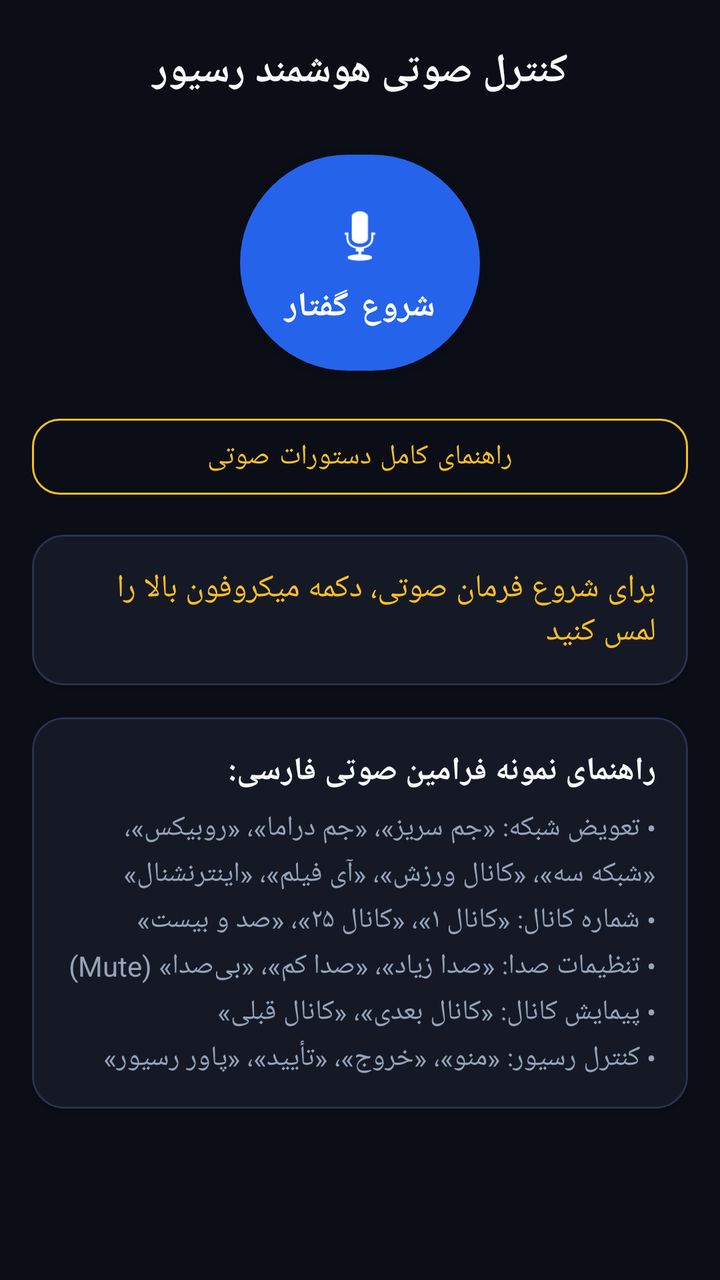
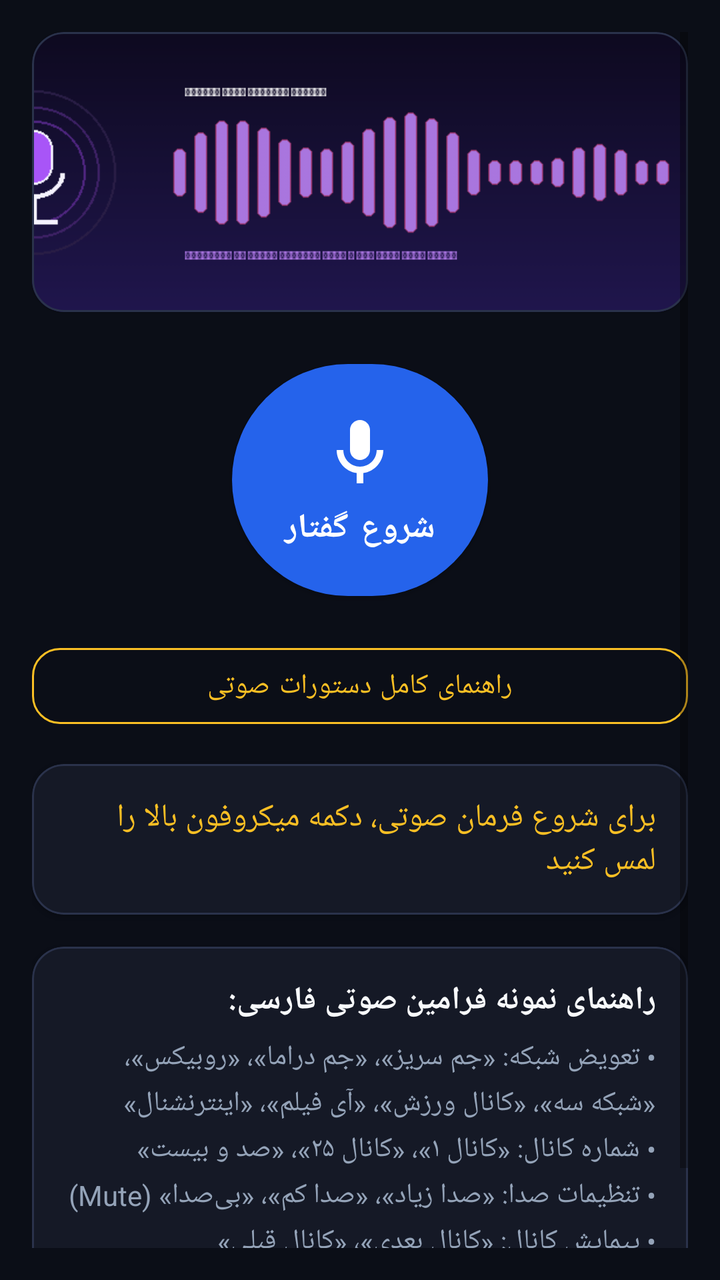

The first picture is an Android layout as it rendered before a commit; the second is the same layout after the commit. The layout source and the unified diff follow.
<!-- AndroidManifest.xml: application theme Theme.GMScreenAccessible -->
<!-- res/layout/fragment_voice.xml -->
<?xml version="1.0" encoding="utf-8"?>

<ScrollView xmlns:android="http://schemas.android.com/apk/res/android"
    xmlns:app="http://schemas.android.com/apk/res-auto"
    android:layout_width="match_parent"
    android:layout_height="match_parent"
    android:background="@color/dark_bg"
    android:padding="16dp"
    android:fillViewport="true">

    <LinearLayout
        android:layout_width="match_parent"
        android:layout_height="wrap_content"
        android:orientation="vertical"
        android:gravity="center_horizontal">

        <TextView
            android:layout_width="match_parent"
            android:layout_height="wrap_content"
            android:text="کنترل صوتی هوشمند رسیور"
            android:textColor="@color/text_primary"
            android:textSize="20sp"
            android:textStyle="bold"
            android:gravity="center"
            android:layout_marginTop="6dp"
            android:layout_marginBottom="14dp" />

        
        <com.google.android.material.button.MaterialButton
            android:id="@+id/btnMic"
            android:layout_width="120dp"
            android:layout_height="120dp"
            android:layout_marginTop="8dp"
            android:layout_marginBottom="12dp"
            android:text="شروع گفتار"
            android:contentDescription="@string/voice_btn_tap_to_speak"
            android:textColor="@color/white"
            android:textSize="17sp"
            android:textStyle="bold"
            app:icon="@android:drawable/ic_btn_speak_now"
            app:iconGravity="textTop"
            app:iconSize="36dp"
            app:backgroundTint="@color/primary"
            app:cornerRadius="60dp" />

        
        <com.google.android.material.button.MaterialButton
            android:id="@+id/btnVoiceHelp"
            style="@style/Widget.MaterialComponents.Button.OutlinedButton"
            android:layout_width="match_parent"
            android:layout_height="50dp"
            android:layout_marginBottom="14dp"
            android:text="@string/voice_btn_help"
            android:contentDescription="راهنمای کامل دستورات صوتی در مرورگر داخلی"
            android:textColor="@color/accent_yellow"
            app:strokeColor="@color/accent_yellow"
            app:strokeWidth="1dp"
            app:cornerRadius="14dp" />

        
        <com.google.android.material.card.MaterialCardView
            android:layout_width="match_parent"
            android:layout_height="wrap_content"
            android:layout_marginBottom="16dp"
            app:cardBackgroundColor="@color/card_bg"
            app:cardCornerRadius="16dp"
            app:strokeColor="@color/card_border"
            app:strokeWidth="1dp">

            <LinearLayout
                android:layout_width="match_parent"
                android:layout_height="wrap_content"
                android:orientation="vertical"
                android:padding="16dp">

                <TextView
                    android:id="@+id/txtVoiceStatus"
                    android:layout_width="match_parent"
                    android:layout_height="wrap_content"
                    android:text="برای شروع فرمان صوتی، دکمه میکروفون بالا را لمس کنید"
                    android:textColor="@color/accent_yellow"
                    android:textSize="16sp"
                    android:focusable="true" />

                <TextView
                    android:id="@+id/txtRecognizedQuery"
                    android:layout_width="match_parent"
                    android:layout_height="wrap_content"
                    android:layout_marginTop="8dp"
                    android:text=""
                    android:textColor="@color/text_primary"
                    android:textSize="17sp"
                    android:textStyle="bold"
                    android:visibility="gone"
                    android:focusable="true" />

                <TextView
                    android:id="@+id/txtExecutionResult"
                    android:layout_width="match_parent"
                    android:layout_height="wrap_content"
                    android:layout_marginTop="8dp"
                    android:text=""
                    android:textColor="@color/accent_green"
                    android:textSize="16sp"
                    android:visibility="gone"
                    android:focusable="true" />
            </LinearLayout>
        </com.google.android.material.card.MaterialCardView>

        
        <com.google.android.material.card.MaterialCardView
            android:layout_width="match_parent"
            android:layout_height="wrap_content"
            android:layout_marginBottom="16dp"
            app:cardBackgroundColor="@color/card_bg"
            app:cardCornerRadius="16dp"
            app:strokeColor="@color/card_border"
            app:strokeWidth="1dp">

            <LinearLayout
                android:layout_width="match_parent"
                android:layout_height="wrap_content"
                android:orientation="vertical"
                android:padding="16dp">

                <TextView
                    android:layout_width="match_parent"
                    android:layout_height="wrap_content"
                    android:text="@string/voice_help_title"
                    android:textColor="@color/text_primary"
                    android:textSize="16sp"
                    android:textStyle="bold" />

                <TextView
                    android:layout_width="match_parent"
                    android:layout_height="wrap_content"
                    android:layout_marginTop="8dp"
                    android:lineSpacingExtra="4dp"
                    android:text="• تعویض شبکه: «جم سریز»، «جم دراما»، «روبیکس»، «شبکه سه»، «کانال ورزش»، «آی فیلم»، «اینترنشنال»\n• شماره کانال: «کانال ۱»، «کانال ۲۵»، «صد و بیست»\n• تنظیمات صدا: «صدا زیاد»، «صدا کم»، «بی‌صدا» (Mute)\n• پیمایش کانال: «کانال بعدی»، «کانال قبلی»\n• کنترل رسیور: «منو»، «خروج»، «تأیید»، «پاور رسیور»"
                    android:textColor="@color/text_secondary"
                    android:textSize="14sp" />
            </LinearLayout>
        </com.google.android.material.card.MaterialCardView>

    </LinearLayout>
</ScrollView>
<!-- resources referenced by this layout -->
<resources>
  <color name="accent_green">#FF10B981</color>
  <color name="accent_yellow">#FFFBBF24</color>
  <color name="card_bg">#FF151926</color>
  <color name="card_border">#FF2A324B</color>
  <color name="dark_bg">#FF0B0E17</color>
  <color name="primary">#FF2563EB</color>
  <color name="text_primary">#FFF8FAFC</color>
  <color name="text_secondary">#FF94A3B8</color>
  <color name="white">#FFFFFFFF</color>
  <string name="voice_btn_help">راهنمای کامل دستورات صوتی</string>
  <string name="voice_btn_tap_to_speak">دکمه میکروفون: برای ضبط و اجرای فرمان صوتی ضربه بزنید</string>
  <string name="voice_help_title">راهنمای نمونه فرامین صوتی فارسی:</string>
  <style name="Theme.GMScreenAccessible" parent="Theme.MaterialComponents.DayNight.NoActionBar">
          <item name="colorPrimary">@color/primary</item>
          <item name="colorPrimaryVariant">@color/primary_variant</item>
          <item name="colorOnPrimary">@color/white</item>
          <item name="colorSecondary">@color/secondary</item>
          <item name="colorSurface">@color/card_bg</item>
          <item name="colorOnSurface">@color/text_primary</item>
          <item name="android:statusBarColor">@color/dark_bg</item>
          <item name="android:navigationBarColor">@color/dark_bg</item>
          <item name="android:windowBackground">@color/dark_bg</item>
          <item name="materialAlertDialogTheme">@style/CustomMaterialAlertDialogTheme</item>
      </style>
  <color name="primary_variant">#FF1D4ED8</color>
  <color name="secondary">#FFF59E0B</color>
  <style name="CustomMaterialAlertDialogTheme" parent="ThemeOverlay.MaterialComponents.MaterialAlertDialog">
          <item name="colorSurface">@color/card_bg_elevated</item>
          <item name="colorOnSurface">@color/text_primary</item>
          <item name="colorPrimary">@color/primary_light</item>
          <item name="shapeAppearanceOverlay">@style/DialogShapeAppearance</item>
      </style>
  <color name="card_bg_elevated">#FF1E2436</color>
  <color name="primary_light">#FF3B82F6</color>
  <style name="DialogShapeAppearance" parent="">
          <item name="cornerSize">16dp</item>
      </style>
</resources>

<!-- the commit's change to res/layout/fragment_voice.xml (unified diff, before → after) -->
@@ -1,5 +1,4 @@
 <?xml version="1.0" encoding="utf-8"?>
-
 <ScrollView xmlns:android="http://schemas.android.com/apk/res/android"
     xmlns:app="http://schemas.android.com/apk/res-auto"
     android:layout_width="match_parent"
@@ -14,34 +13,42 @@
         android:orientation="vertical"
         android:gravity="center_horizontal">
 
-        <TextView
+        
+        <com.google.android.material.card.MaterialCardView
             android:layout_width="match_parent"
             android:layout_height="wrap_content"
-            android:text="کنترل صوتی هوشمند رسیور"
-            android:textColor="@color/text_primary"
-            android:textSize="20sp"
-            android:textStyle="bold"
-            android:gravity="center"
-            android:layout_marginTop="6dp"
-            android:layout_marginBottom="14dp" />
+            android:layout_marginBottom="16dp"
+            app:cardBackgroundColor="@color/card_bg"
+            app:cardCornerRadius="16dp"
+            app:strokeColor="@color/card_border"
+            app:strokeWidth="1dp">
+
+            <ImageView
+                android:layout_width="match_parent"
+                android:layout_height="140dp"
+                android:scaleType="centerCrop"
+                android:src="@drawable/banner_voice_mic"
+                android:importantForAccessibility="no" />
+        </com.google.android.material.card.MaterialCardView>
 
         
         <com.google.android.material.button.MaterialButton
             android:id="@+id/btnMic"
-            android:layout_width="120dp"
-            android:layout_height="120dp"
-            android:layout_marginTop="8dp"
-            android:layout_marginBottom="12dp"
+            android:layout_width="128dp"
+            android:layout_height="128dp"
+            android:layout_marginTop="4dp"
+            android:layout_marginBottom="14dp"
             android:text="شروع گفتار"
             android:contentDescription="@string/voice_btn_tap_to_speak"
             android:textColor="@color/white"
             android:textSize="17sp"
             android:textStyle="bold"
-            app:icon="@android:drawable/ic_btn_speak_now"
+            app:icon="@drawable/ic_mic_vector"
             app:iconGravity="textTop"
-            app:iconSize="36dp"
+            app:iconSize="40dp"
+            app:iconTint="@color/white"
             app:backgroundTint="@color/primary"
-            app:cornerRadius="60dp" />
+            app:cornerRadius="64dp" />
 
         
         <com.google.android.material.button.MaterialButton
<!-- resource entries referenced after the edit -->
@@ -9,6 +9,17 @@
   <color name="text_primary">#FFF8FAFC</color>
   <color name="text_secondary">#FF94A3B8</color>
   <color name="white">#FFFFFFFF</color>
+  <!-- drawable banner_voice_mic: png bitmap (drawable, 7116 bytes) -->
+  <!-- drawable ic_mic_vector (drawable) -->
+  <vector xmlns:android="http://schemas.android.com/apk/res/android"
+      android:width="24dp"
+      android:height="24dp"
+      android:viewportWidth="24"
+      android:viewportHeight="24">
+      <path
+          android:fillColor="#FFFFFF"
+          android:pathData="M12,14c1.66,0 3,-1.34 3,-3V5c0,-1.66 -1.34,-3 -3,-3S9,3.34 9,5v6c0,1.66 1.34,3 3,3zm5,-3c0,2.76 -2.24,5 -5,5s-5,-2.24 -5,-5H5c0,3.53 2.61,6.43 6,6.92V21h2v-3.08c3.39,-0.49 6,-3.39 6,-6.92h-2z"/>
+  </vector>
   <string name="voice_btn_help">راهنمای کامل دستورات صوتی</string>
   <string name="voice_btn_tap_to_speak">دکمه میکروفون: برای ضبط و اجرای فرمان صوتی ضربه بزنید</string>
   <string name="voice_help_title">راهنمای نمونه فرامین صوتی فارسی:</string>
